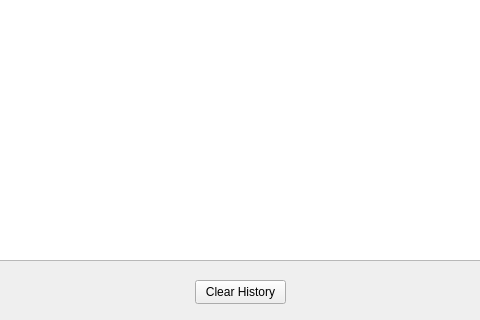
Qt form ValveCentralHole/ValveAreaHistoryWidget.ui (Austin0417/Valve-Central-Hole-Calculator-Final) before a commit; both pictures show x 155 to 635 and y 270 to 590 of the 790 by 590 pixel window.
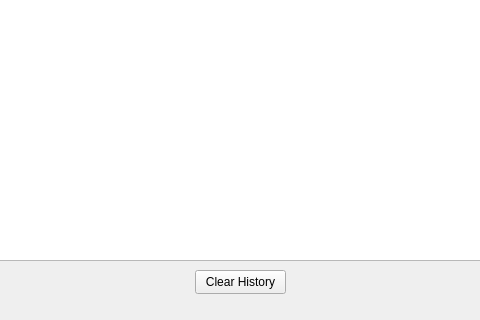
The same form after that commit.

What changed in the file:
```diff
--- a/ValveCentralHole/ValveAreaHistoryWidget.ui
+++ b/ValveCentralHole/ValveAreaHistoryWidget.ui
@@ -27,7 +27,7 @@
    <property name="geometry">
     <rect>
      <x>350</x>
-     <y>550</y>
+     <y>540</y>
      <width>91</width>
      <height>24</height>
     </rect>
```
